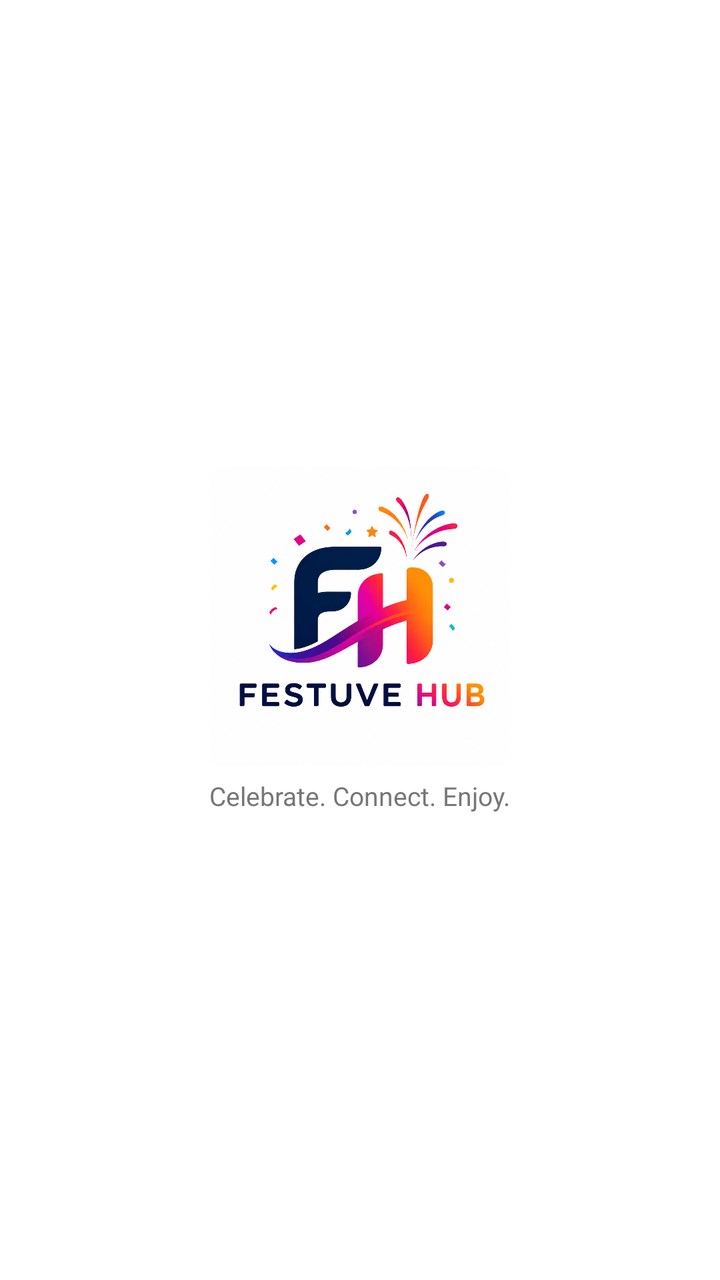
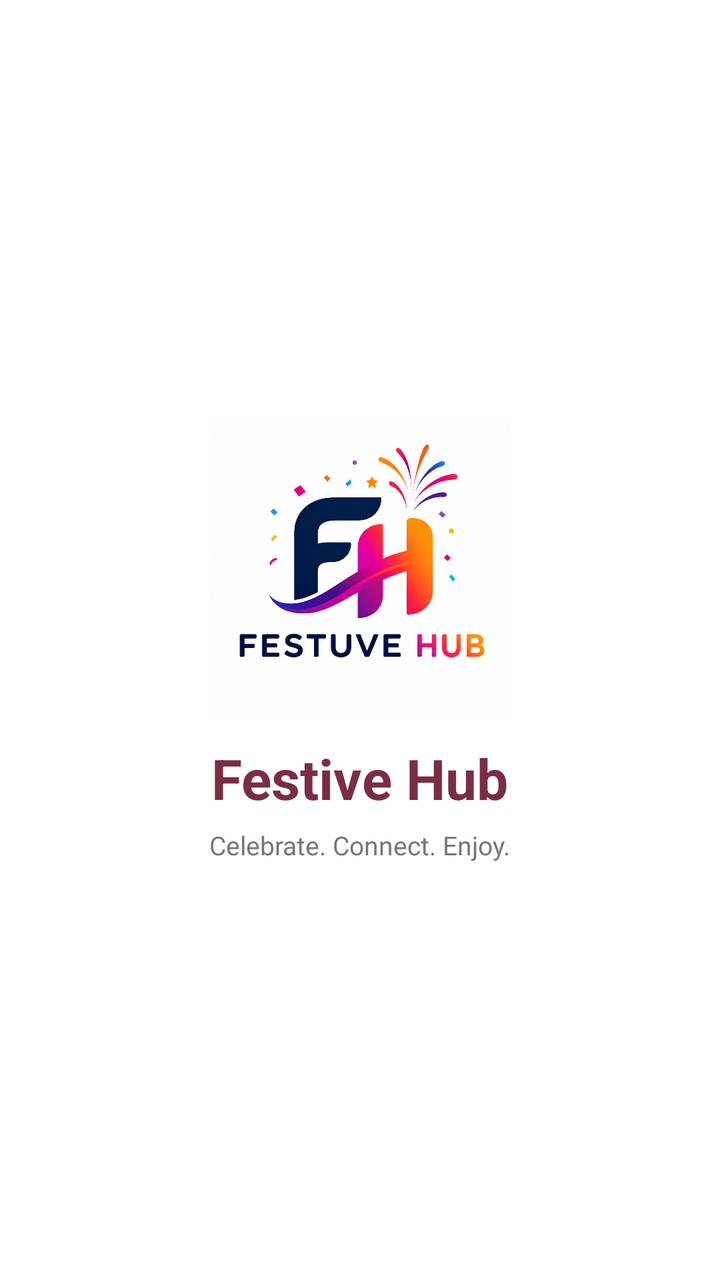

Before-and-after screenshots of an Android layout around one commit, followed by the original layout XML and the change that was made.
<!-- AndroidManifest.xml: application theme Theme.Festive_hub -->
<!-- res/layout/activity_splash_screen.xml -->
<?xml version="1.0" encoding="utf-8"?>
<LinearLayout xmlns:android="http://schemas.android.com/apk/res/android"
    android:layout_width="match_parent"
    android:layout_height="match_parent"
    android:orientation="vertical"
    android:gravity="center"
    android:background="#FFFFFF"
    android:padding="32dp">

    <ImageView
        android:id="@+id/imgSplashLogo"
        android:layout_width="180dp"
        android:layout_height="150dp"
        android:contentDescription="Festuve Hub Logo"
        android:scaleType="fitCenter"
        android:src="@drawable/festuve_logo" />

    <TextView
        android:layout_width="wrap_content"
        android:layout_height="wrap_content"
        android:layout_marginTop="6dp"
        android:text="Celebrate. Connect. Enjoy."
        android:textColor="#777777"
        android:textSize="13sp" />

</LinearLayout>
<!-- resources referenced by this layout -->
<resources>
  <!-- drawable festuve_logo: png bitmap (drawable, 780207 bytes) -->
  <style name="Theme.Festive_hub" parent="Base.Theme.Festive_hub" />
  <style name="Base.Theme.Festive_hub" parent="Theme.Material3.DayNight.NoActionBar">
          
          
      </style>
</resources>

<!-- the commit's change to res/layout/activity_splash_screen.xml (unified diff, before → after) -->
@@ -11,11 +11,22 @@
         android:id="@+id/imgSplashLogo"
         android:layout_width="180dp"
         android:layout_height="150dp"
-        android:contentDescription="Festuve Hub Logo"
+        android:contentDescription="Festive Hub Logo"
         android:scaleType="fitCenter"
         android:src="@drawable/festuve_logo" />
 
     <TextView
+        android:id="@+id/tvSplashAppName"
+        android:layout_width="wrap_content"
+        android:layout_height="wrap_content"
+        android:layout_marginTop="12dp"
+        android:text="Festive Hub"
+        android:textColor="#7B2D43"
+        android:textSize="28sp"
+        android:textStyle="bold" />
+
+    <TextView
+        android:id="@+id/tvSplashTagline"
         android:layout_width="wrap_content"
         android:layout_height="wrap_content"
         android:layout_marginTop="6dp"
